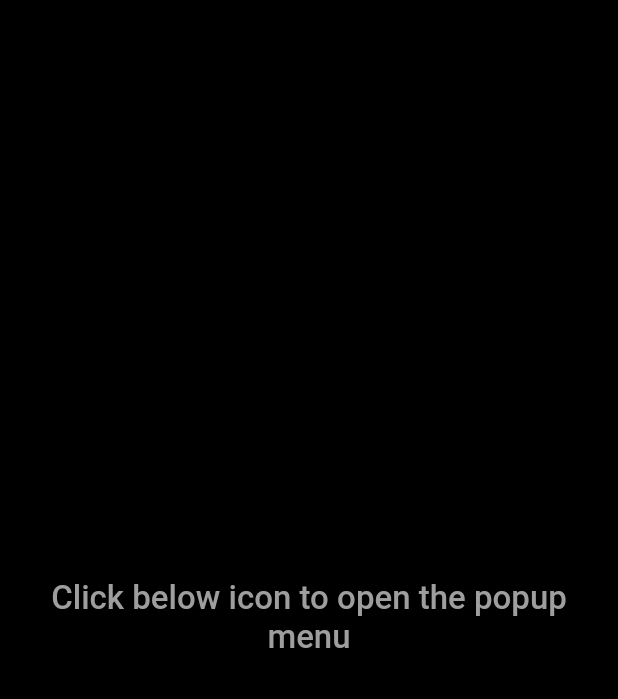
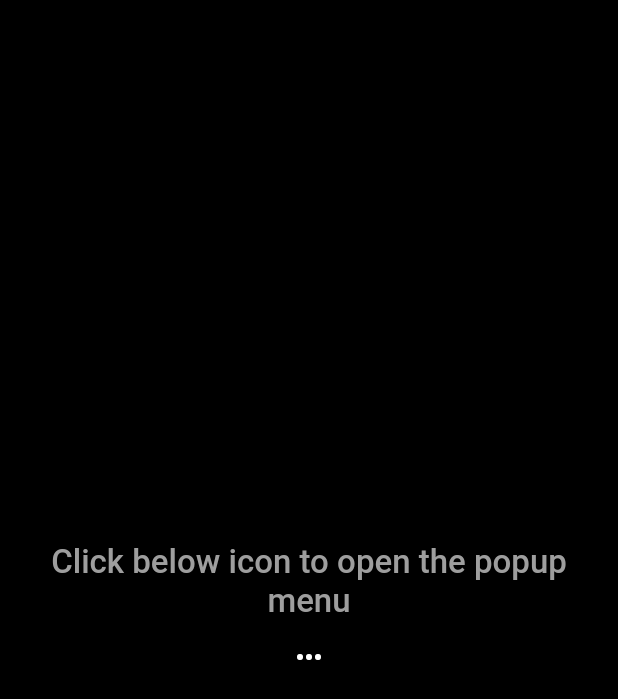
Before and after one commit to satyam-seth-learnings/flutter_experiments, a Flutter app: the screen it shows after launch, on a phone screen of 412 x 824 dp. Shown: the top 699 px of the screen. Run offline on Flutter 3.47's test engine with Material 2 defaults, Android fonts, the phone set to English and light mode, and no system bars; missing offline and left inert: fraction, random_color.

Commit message:
add custom popup menu

```diff
--- a/custom popup menu example/custom_popup_menu/lib/main.dart
+++ b/custom popup menu example/custom_popup_menu/lib/main.dart
@@ -1,4 +1,6 @@
 import 'package:flutter/material.dart';
+
+import 'widgets/more_option.dart';
 
 void main() {
   runApp(const MyApp());
@@ -48,6 +50,9 @@ class _MyHomePageState extends State<MyHomePage> {
                 fontWeight: FontWeight.w500,
               ),
             ),
+
+            /// use our custom popup menu
+            MoreOption(),
           ],
         ),
       ),
--- /dev/null
+++ b/custom popup menu example/custom_popup_menu/lib/widgets/more_option.dart
@@ -0,0 +1,100 @@
+import 'package:flutter/material.dart';
+
+import 'type.dart';
+
+/// enum for possible option value used as identifier
+enum OptionValue {
+  like,
+  caption,
+}
+
+/// custom data type for options data map
+typedef Options = Map<OptionValue, OptionData>;
+
+class MoreOption extends StatefulWidget {
+  const MoreOption({super.key});
+
+  @override
+  State<StatefulWidget> createState() => _MoreOptionState();
+}
+
+class _MoreOptionState extends State<MoreOption> {
+  /// Initialize options data
+  final Options options = {
+    OptionValue.like: OptionData(
+      disabledIcon: Icons.thumb_down,
+      disabledText: 'Dislike',
+      enabledIcon: Icons.thumb_up,
+      enabledText: 'Like',
+    ),
+    OptionValue.caption: OptionData(
+      disabledIcon: Icons.closed_caption_disabled_outlined,
+      disabledText: 'Caption Off',
+      enabledIcon: Icons.closed_caption_outlined,
+      enabledText: 'Caption on',
+    ),
+  };
+
+  /// initialize initial status for each option
+  Map<OptionValue, bool> optionStatus = {
+    OptionValue.like: true,
+    OptionValue.caption: false,
+  };
+
+  @override
+  Widget build(BuildContext context) {
+    return PopupMenuButton(
+      color: const Color(0xff1c1c1e),
+      icon: const Icon(
+        Icons.keyboard_control_outlined,
+        color: Colors.white,
+      ),
+      onSelected: (value) => _onMenuItemSelected(value),
+      itemBuilder: (context) =>
+          OptionValue.values.map((v) => _buildPopupMenuItem(v)).toList(),
+
+      // itemBuilder: (context) => [
+      //   _buildPopupMenuItems(OptionValue.like),
+      //   _buildPopupMenuItems(OptionValue.caption),
+      // ],
+    );
+  }
+
+  /// build single popup menu item for given [OptionValue]
+  PopupMenuItem _buildPopupMenuItem(OptionValue optionKey) {
+    /// decide color based on option state
+    Color color =
+        optionStatus[optionKey]! ? Colors.blueAccent : Colors.redAccent;
+
+    return PopupMenuItem(
+      value: optionKey,
+      child: Row(
+        mainAxisAlignment: MainAxisAlignment.center,
+        children: [
+          Icon(
+            options[optionKey]!.enabledIcon,
+            size: 20,
+            color: color,
+          ),
+          const SizedBox(width: 10),
+          Text(
+            options[optionKey]!.enabledText,
+            style: TextStyle(
+              color: color,
+              fontSize: 20,
+              fontWeight: FontWeight.w400,
+            ),
+          )
+        ],
+      ),
+    );
+  }
+
+  /// handler for menu option selected
+  void _onMenuItemSelected(OptionValue value) {
+    setState(() {
+      // toggle value
+      optionStatus[value] = !optionStatus[value]!;
+    });
+  }
+}
--- /dev/null
+++ b/custom popup menu example/custom_popup_menu/lib/widgets/type.dart
@@ -0,0 +1,16 @@
+import 'package:flutter/material.dart';
+
+/// type for option data
+class OptionData {
+  final IconData enabledIcon;
+  final IconData disabledIcon;
+  final String enabledText;
+  final String disabledText;
+
+  OptionData({
+    required this.enabledIcon,
+    required this.disabledIcon,
+    required this.enabledText,
+    required this.disabledText,
+  });
+}
```
